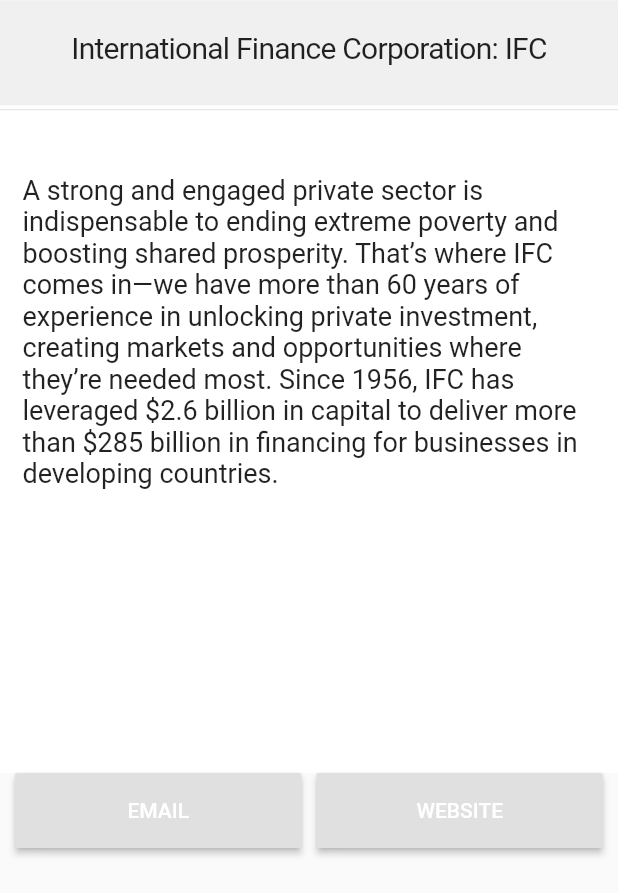
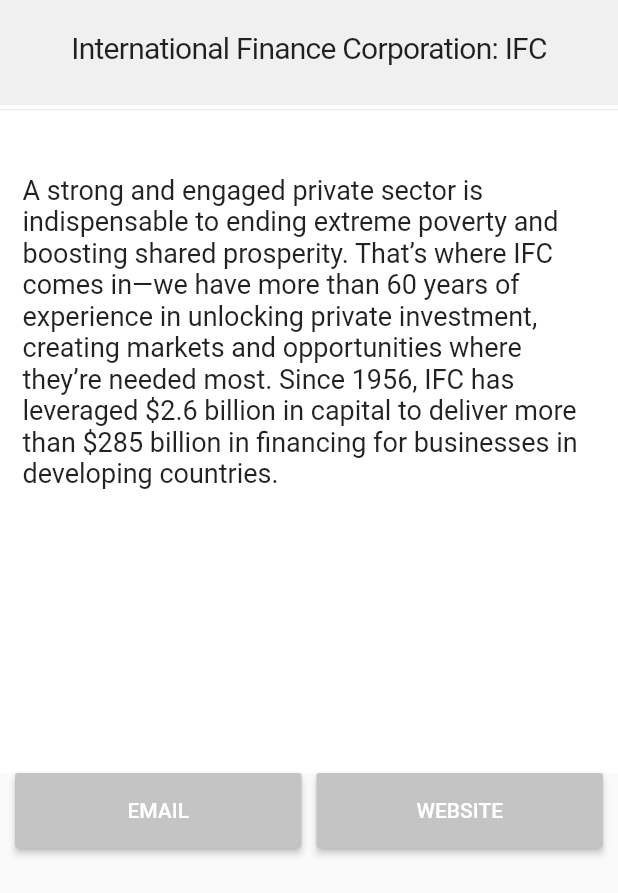
Before and after one commit to netopaez97/felaban, a Flutter app: the AboutIFCView screen opened by its route, on a phone screen of 412 x 824 dp, the part 343-1236 px from its top. Run offline on Flutter 3.47's test engine with Material 2 defaults, Android fonts, the phone set to English and light mode, and no system bars; our stand-ins replace font_awesome_flutter; Roboto replaces fonts that are missing (Roboto-Medium).

Commit message:
arreglo botones colores de about_felaban.dart

```diff
--- a/lib/pages/about_felaban_view.dart
+++ b/lib/pages/about_felaban_view.dart
@@ -122,6 +122,7 @@ class _AboutFelabanViewState extends State<AboutFelabanView> {
                               child: SizedBox(
                                 height: 50.0,
                                 child: RaisedButton(
+                                  color: Color(0xffC4C4C4),
                                   onPressed: (){},
                                   child: Text(
                                     "EMAIL",
--- a/lib/pages/about_ifc_view.dart
+++ b/lib/pages/about_ifc_view.dart
@@ -92,6 +92,7 @@ class _AboutIFCViewState extends State<AboutIFCView> {
                               child: SizedBox(
                                 height: 50.0,
                                 child: RaisedButton(
+                                  color: Color(0xffC4C4C4),
                                   onPressed: (){},
                                   child: Text(
                                     "EMAIL",
@@ -109,6 +110,7 @@ class _AboutIFCViewState extends State<AboutIFCView> {
                               child: SizedBox(
                                 height: 50.0,
                                 child: RaisedButton(
+                                  color: Color(0xffC4C4C4),
                                   onPressed: (){
                                     print(_screenSize.height*0.1);
                                   },
```
